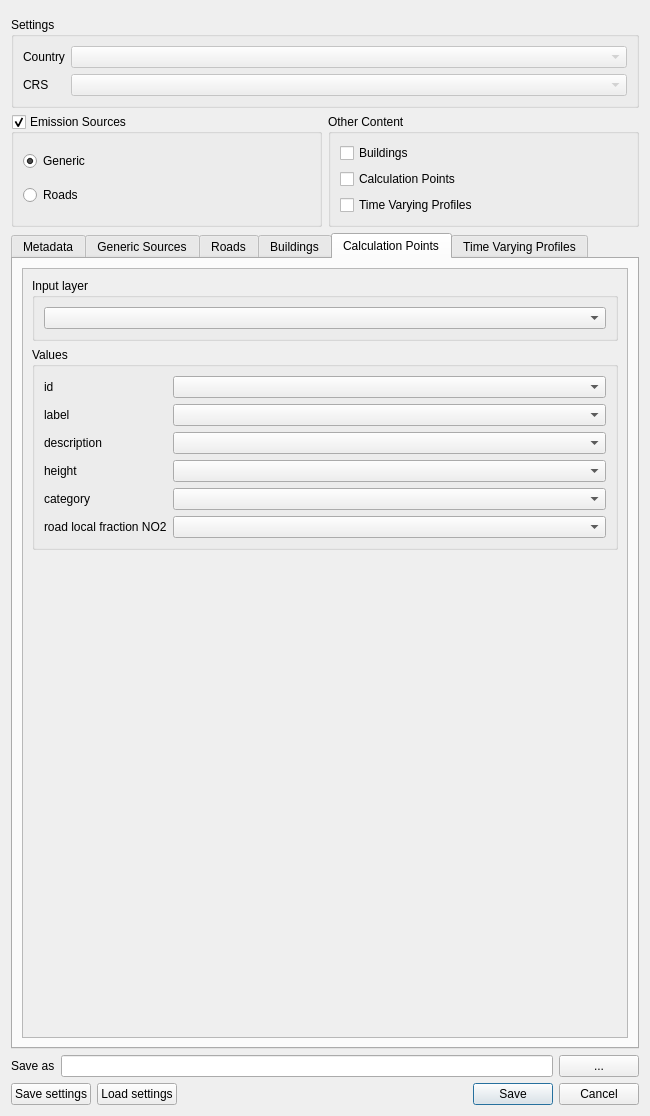
This is ImaerPlugin/generate_calc_input_dlg.ui in paulromeijn/AERIUS-QGIS-plugins as Qt 5 draws it before an edit. The edited form follows.
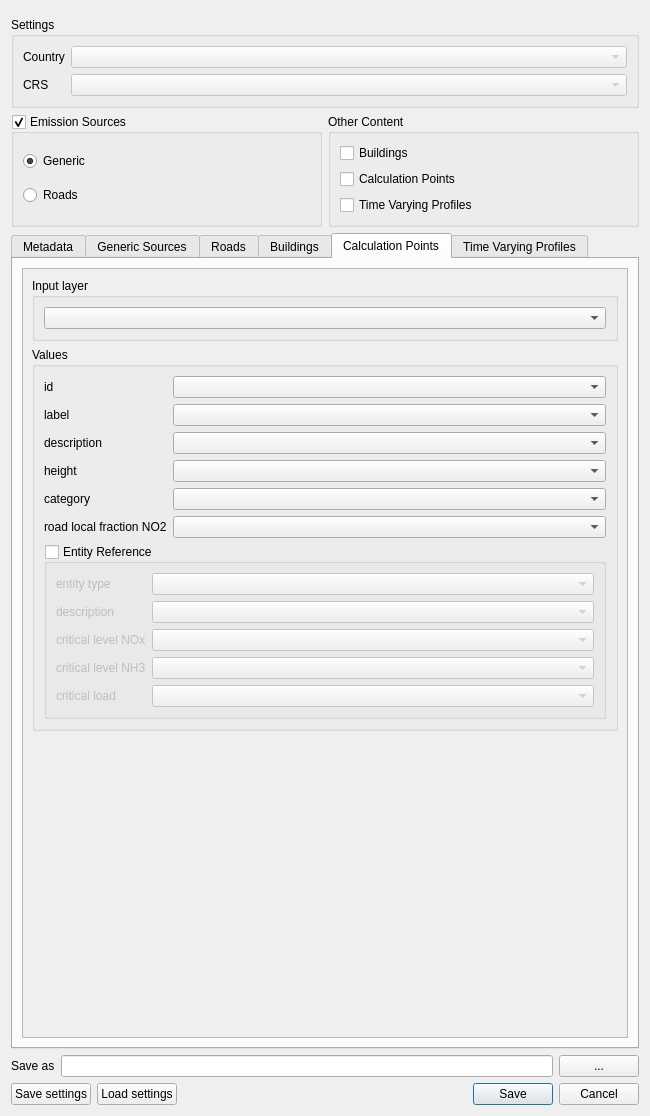
This is the edited form. Custom widgets are drawn as their Qt base class.

Commit message: Add entity reference to GUI

Patch:
```diff
--- a/ImaerPlugin/generate_calc_input_dlg.ui
+++ b/ImaerPlugin/generate_calc_input_dlg.ui
@@ -1710,6 +1710,8 @@
              <property name="title">
               <string>Values</string>
              </property>
+             <layout class="QVBoxLayout" name="verticalLayout_12">
+              <item>
              <layout class="QFormLayout" name="formLayout_8">
               <item row="0" column="0">
                <widget class="QLabel" name="label_cp_id">
@@ -1772,6 +1774,73 @@
                </widget>
               </item>
              </layout>
+              </item>
+              <item>
+               <widget class="QGroupBox" name="group_cp_er">
+                <property name="title">
+                 <string>Entity Reference</string>
+                </property>
+                <property name="checkable">
+                 <bool>true</bool>
+                </property>
+                <property name="checked">
+                 <bool>false</bool>
+                </property>
+                <layout class="QFormLayout" name="formLayout_17">
+                 <item row="0" column="1">
+                  <widget class="QgsFieldComboBox" name="fcb_cp_er_type"/>
+                 </item>
+                 <item row="0" column="0">
+                  <widget class="QLabel" name="label_cp_er_type">
+                   <property name="text">
+                    <string>entity type</string>
+                   </property>
+                  </widget>
+                 </item>
+                 <item row="1" column="0">
+                  <widget class="QLabel" name="label_cp_er_description">
+                   <property name="text">
+                    <string>description</string>
+                   </property>
+                  </widget>
+                 </item>
+                 <item row="1" column="1">
+                  <widget class="QgsFieldComboBox" name="fcb_cp_er_description"/>
+                 </item>
+                 <item row="2" column="0">
+                  <widget class="QLabel" name="label_cp_er_cl_nox">
+                   <property name="text">
+                    <string>critical level NOx</string>
+                   </property>
+                  </widget>
+                 </item>
+                 <item row="2" column="1">
+                  <widget class="QgsFieldComboBox" name="fcb_cp_er_cl_nox"/>
+                 </item>
+                 <item row="3" column="0">
+                  <widget class="QLabel" name="label_cp_er_cl_nh3">
+                   <property name="text">
+                    <string>critical level NH3</string>
+                   </property>
+                  </widget>
+                 </item>
+                 <item row="3" column="1">
+                  <widget class="QgsFieldComboBox" name="fcb_cp_er_cl_nh3"/>
+                 </item>
+                 <item row="4" column="0">
+                  <widget class="QLabel" name="label_cp_er_cl_load">
+                   <property name="text">
+                    <string>critical load</string>
+                   </property>
+                  </widget>
+                 </item>
+                 <item row="4" column="1">
+                  <widget class="QgsFieldComboBox" name="fcb_cp_er_cl_load"/>
+                 </item>
+                </layout>
+               </widget>
+              </item>
+             </layout>
             </widget>
            </item>
            <item>
```
Left out of the diff: 35 changed lines with no effect on the pictures. Lines whose indentation alone changed are shown as unchanged. The commit also changes 3 other files.
